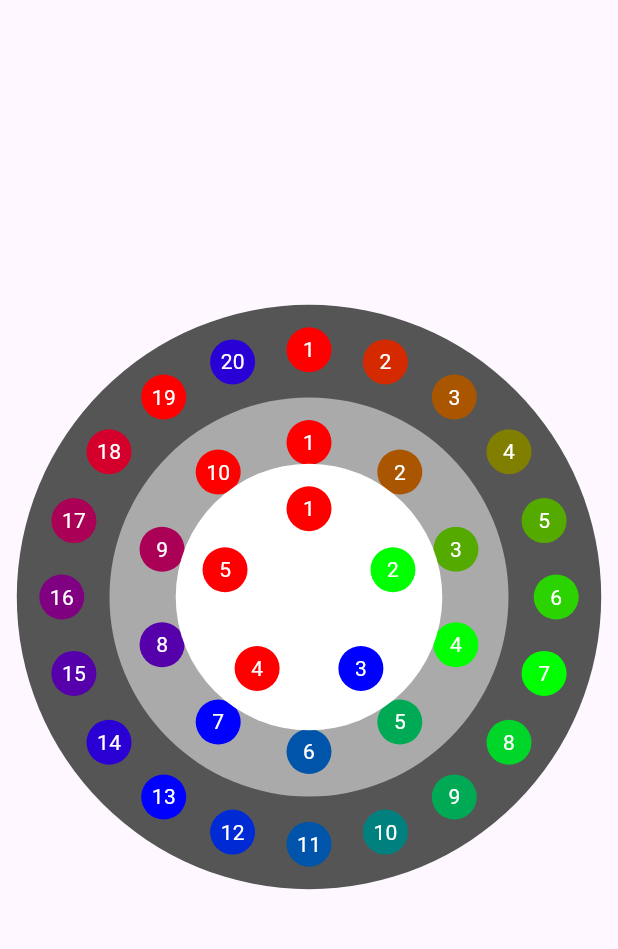
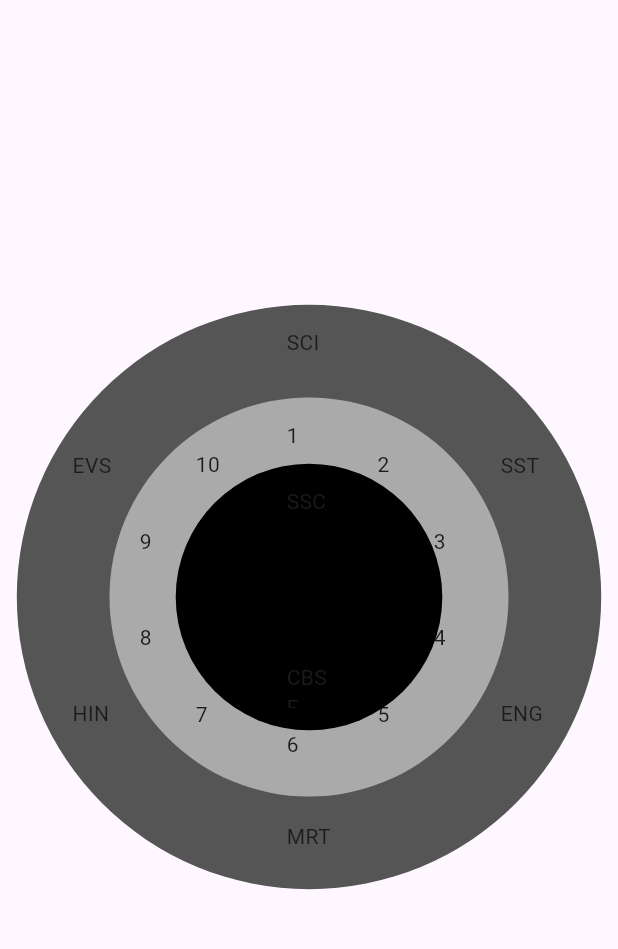
Before and after one commit to MatricalDefunkt/circular_selector, a Flutter app: the screen it shows after launch, on a phone screen of 412 x 824 dp, the part 63-1012 px from its top. Run offline on Flutter 3.47's test engine with Material 3 defaults, Android fonts, the phone set to English and light mode, and no system bars.

Commit message:
Added example values; Modified roadmap

```diff
--- a/example/lib/main.dart
+++ b/example/lib/main.dart
@@ -56,8 +56,14 @@ class MyHomePage extends StatelessWidget {
                       MediaQuery.of(context).padding.top,
                 ),
                 circleBackgroundColor: const Color.fromARGB(255, 85, 85, 85),
-                children:
-                    CircularSelector.getTestContainers(20, 30.0, rainbow: true),
+                children: [
+                  Text("SCI"),
+                  Text("SST"),
+                  Text("ENG"),
+                  Text("MRT"),
+                  Text("HIN"),
+                  Text("EVS")
+                ],
               ),
               CircularSelector(
                 onSelected: testSelected(1),
@@ -69,8 +75,18 @@ class MyHomePage extends StatelessWidget {
                       MediaQuery.of(context).padding.top,
                 ),
                 circleBackgroundColor: const Color.fromARGB(255, 170, 170, 170),
-                children:
-                    CircularSelector.getTestContainers(10, 30.0, rainbow: true),
+                children: [
+                  Text("1"),
+                  Text("2"),
+                  Text("3"),
+                  Text("4"),
+                  Text("5"),
+                  Text("6"),
+                  Text("7"),
+                  Text("8"),
+                  Text("9"),
+                  Text("10")
+                ],
               ),
               CircularSelector(
                 onSelected: testSelected(2),
@@ -81,9 +97,8 @@ class MyHomePage extends StatelessWidget {
                   AppBar().preferredSize.height -
                       MediaQuery.of(context).padding.top,
                 ),
-                circleBackgroundColor: const Color.fromARGB(255, 255, 255, 255),
-                children:
-                    CircularSelector.getTestContainers(5, 30.0, rainbow: true),
+                circleBackgroundColor: const Color.fromARGB(255, 0, 0, 0),
+                children: [Text("SSC"), Text("CBSE")],
               ),
             ]),
           ),
```
Also changed, not shown: 1 other file.
